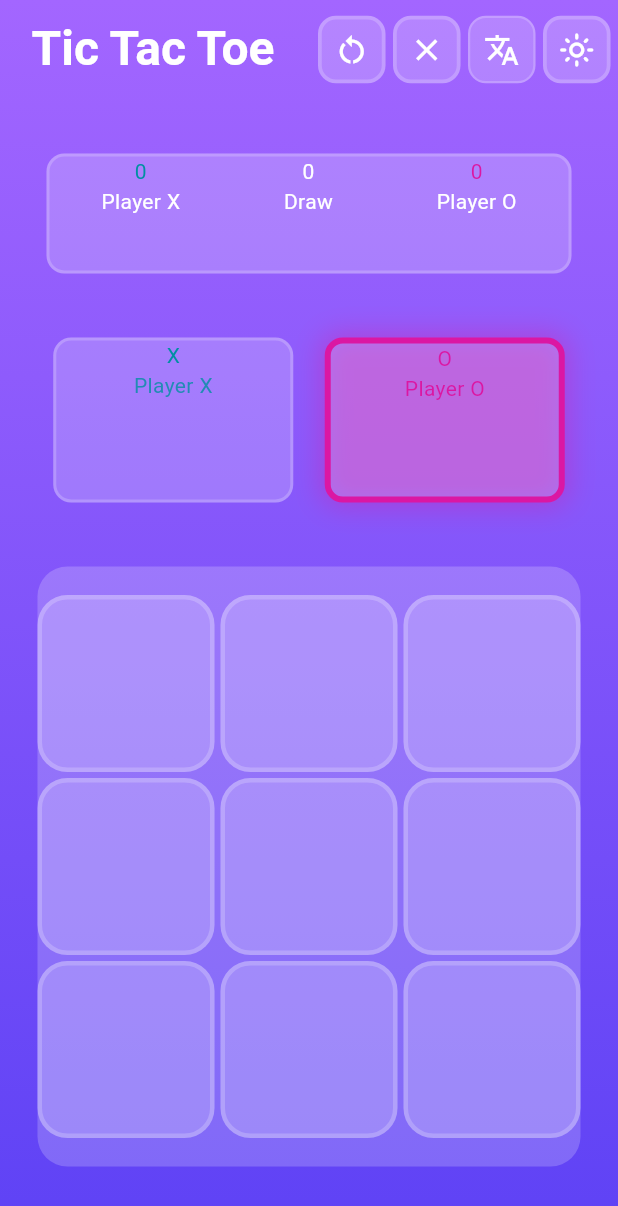
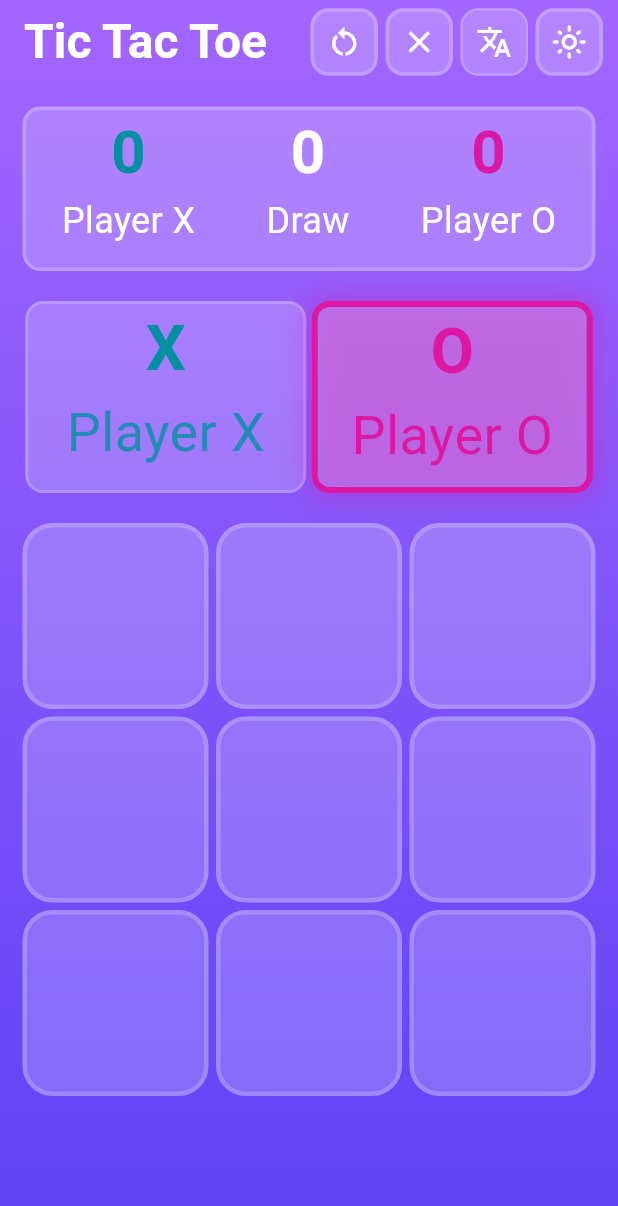
Before and after one commit to ghaydaLabs/tic-tac-toe-advanced-flutter, a Flutter app: the screen it shows after launch, on a phone screen of 412 x 824 dp. Shown: the top 1206 px of the screen. Run offline on Flutter 3.47's test engine with Material 3 defaults, Android fonts, the phone set to English and light mode, and no system bars; drawn by our look-alikes of flutter_animate; our stand-ins replace audioplayers, lottie.

Commit message:
feat: add responsive UI support for different screen sizes

```diff
--- a/tic_tac_toe/lib/main.dart
+++ b/tic_tac_toe/lib/main.dart
@@ -26,6 +26,7 @@ class _MainAppState extends State<MainApp> {
   @override
   Widget build(BuildContext context) {
     return MaterialApp(
+      debugShowCheckedModeBanner: false,
       theme: AppTheme.lightTheme,
       darkTheme: AppTheme.darkTheme,
       themeMode: isDarkMode ? ThemeMode.dark : ThemeMode.light,
--- a/tic_tac_toe/lib/screens/game_screen.dart
+++ b/tic_tac_toe/lib/screens/game_screen.dart
@@ -193,8 +193,6 @@ class _GameScreenState extends State<GameScreen> {
                 colors: [Color(0xFFA366FF), Color(0xFF5E42F5)],
               ),
       ),
-      child: Padding(
-        padding: const EdgeInsets.all(5),
         child: Scaffold(
           backgroundColor: Colors.transparent,
           appBar: AppBar(
@@ -209,6 +207,7 @@ class _GameScreenState extends State<GameScreen> {
               ),
 
               SizedBox(width: 5),
+
               _buildIconButton(
                 _clearBoard,
                 Icon(Icons.clear),
@@ -218,7 +217,7 @@ class _GameScreenState extends State<GameScreen> {
               SizedBox(width: 5),
 
               Container(
-                width: 45,
+                width: 45 ,
                 height: 45,
                 decoration: BoxDecoration(
                   color: theme.colorScheme.surface,
@@ -233,7 +232,9 @@ class _GameScreenState extends State<GameScreen> {
                   icon: Icon(Icons.translate_outlined),
                 ),
               ),
+
               SizedBox(width: 5),
+
               _buildIconButton(
                 widget.onToggle,
                 Icon(
@@ -243,23 +244,34 @@ class _GameScreenState extends State<GameScreen> {
                 ),
                 theme.colorScheme.surface,
               ),
+              SizedBox(width: 10),
+
             ],
           ),
-          body: Padding(
-            padding: const EdgeInsets.all(20),
+          body: SafeArea(
+            child: LayoutBuilder(builder: (BuildContext context, BoxConstraints constraints) {
+              double screenWidth = constraints.maxWidth;
+             double screenHeight = constraints.maxHeight;
+
+             bool device = screenWidth > 600;
+
+              return  SingleChildScrollView(
+                child: Padding(
+                padding: const EdgeInsets.all(15),
                   child: Center(
                     child: Column(
+                      spacing: 20,
                       mainAxisAlignment: .spaceAround,
                       children: [
                         Container(
-                    width: 350,
-                    height: 80,
+                          width: screenWidth ,
+                          height: device ? screenHeight / 3 : screenHeight / 7,
                           decoration: BoxDecoration(
                             color: theme.colorScheme.surface,
                             borderRadius: BorderRadius.circular(12),
                             border: Border.all(
                               color: theme.colorScheme.surface,
-                        width: 2,
+                              width: 2.5,
                             ),
                           ),
                           child: Row(
@@ -270,18 +282,21 @@ class _GameScreenState extends State<GameScreen> {
                                 "Player X",
                                 theme.colorScheme.primary,
                                 theme.colorScheme.onSurface,
+                                device
                               ),
                               _buildScoresBoard(
                                 scoresOfDraw.toString(),
                                 "Draw",
                                 theme.colorScheme.onSurface,
                                 theme.colorScheme.onSurface,
+                                device
                               ),
                               _buildScoresBoard(
                                 scoresOfO.toString(),
                                 "Player O",
                                 theme.colorScheme.secondary,
                                 theme.colorScheme.onSurface,
+                                device
                               ),
                             ],
                           ),
@@ -311,6 +326,9 @@ class _GameScreenState extends State<GameScreen> {
                               theme.colorScheme.primary,
                               "Player X",
                               theme.colorScheme.primary.withValues(alpha: 0.8),
+                              screenWidth,
+                              screenHeight,
+                              device,
                             ),
                             _buildPlayerCard(
                               theme.colorScheme.surface,
@@ -333,20 +351,11 @@ class _GameScreenState extends State<GameScreen> {
                               theme.colorScheme.secondary,
                               "Player O",
                               theme.colorScheme.secondary,
+                              screenWidth,
+                              screenHeight,
+                              device,
                             ),
                           ],
-                  ),
-
-                  Stack(
-                    alignment: .center,
-                    children: [
-                      Container(
-                        width: 410,
-                        height: 400,
-                        decoration: BoxDecoration(
-                          color: theme.colorScheme.surface,
-                          borderRadius: BorderRadius.circular(20),
-                        ),
                         ),
                             GridView.builder(
                                 shrinkWrap: true,
@@ -354,9 +363,9 @@ class _GameScreenState extends State<GameScreen> {
                                 itemCount: 9,
                                 gridDelegate: SliverGridDelegateWithFixedCrossAxisCount(
                                   crossAxisCount: 3,
-                            crossAxisSpacing: 4,
-                            mainAxisSpacing: 4,
-                            childAspectRatio: 1,
+                                  crossAxisSpacing: 5,
+                                  mainAxisSpacing: 5,
+                                  childAspectRatio: device ? 3 : 1
                                 ),
                                 itemBuilder: (BuildContext context, int index) {
                                   final isWin = winLocation.contains(index);
@@ -380,7 +389,7 @@ class _GameScreenState extends State<GameScreen> {
                                                 child: Text(
                                                   xo[index],
                                                   style: TextStyle(
-                                              fontSize: 60,
+                                                    fontSize: device ? 50 : 80,
                                                     fontWeight: FontWeight.bold,
                                                     color: isWin
                                                         ? AppTheme.winColor
@@ -420,11 +429,13 @@ class _GameScreenState extends State<GameScreen> {
                                 },
                               ),
 
-                    ],
-                  ),
+
                       ],
                     ),
                   ),
+                  ),
+              );
+            }
             ),
           ),
       ),
@@ -455,11 +466,12 @@ Widget _buildScoresBoard(
   String player,
   Color scoreColor,
   Color statusColor,
+  bool device,
 ) {
   return Column(
     children: [
-      Text(score, style: TextStyle(color: scoreColor)),
-      Text(player, style: TextStyle(color: statusColor)),
+      Text(score, style: TextStyle(color: scoreColor, fontWeight: .bold, fontSize: device ? 42 : 40)),
+      Text(player, style: TextStyle(color: statusColor, fontSize: device ? 30 : 24)),
     ],
   );
 }
@@ -473,11 +485,14 @@ Widget _buildPlayerCard(
   Color turnColor,
   String player,
   Color playerColor,
+  double screenWidth,
+  double screenHeight,
+  bool device,
 ) {
   return AnimatedContainer(
     duration: const Duration(milliseconds: 300),
-    width: 160,
-    height: 110,
+    width: screenWidth / 2.2,
+    height: device ? screenHeight / 3 : screenHeight / 6,
     decoration: BoxDecoration(
       color: containerColor,
       borderRadius: BorderRadius.circular(12),
@@ -486,8 +501,8 @@ Widget _buildPlayerCard(
     ),
     child: Column(
       children: [
-        Text(playerTurn, style: TextStyle(color: turnColor)),
-        Text(player, style: TextStyle(color: playerColor)),
+        Text(playerTurn, style: TextStyle(color: turnColor, fontWeight: .bold, fontSize: device ? 42 : 42)),
+        Text(player, style: TextStyle(color: playerColor, fontSize: device ? 28 : 36)),
       ],
     ),
   );
```
Lines whose indentation alone changed are shown as unchanged.
